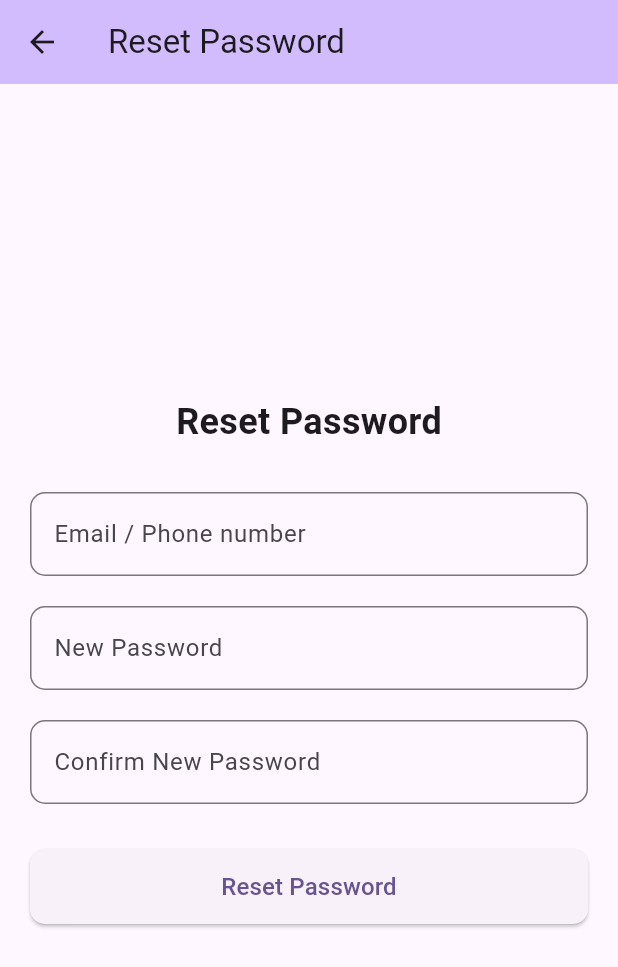
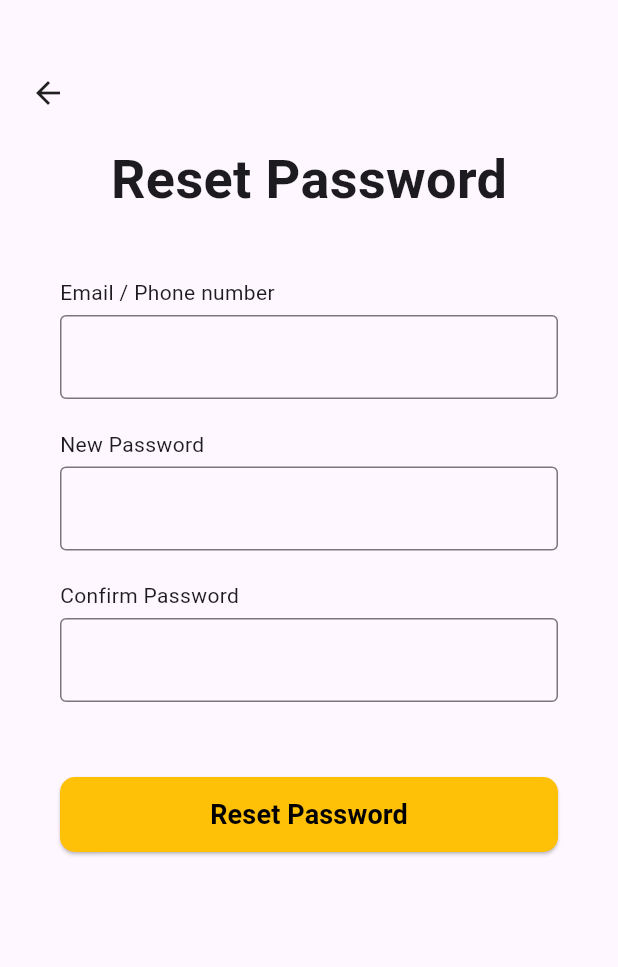
Before and after one commit to SanjanaJaya/mygarageusers, a Flutter app: the ResetPasswordPage screen opened directly, on a phone screen of 412 x 824 dp. Shown: the top 967 px of the screen. Run offline on Flutter 3.47's test engine with Material 3 defaults, Android fonts, the phone set to English and light mode, and no system bars.

Commit message:
ui changed reset password section

```diff
--- a/lib/resetpassword.dart
+++ b/lib/resetpassword.dart
@@ -6,70 +6,116 @@ class ResetPasswordPage extends StatelessWidget {
   @override
   Widget build(BuildContext context) {
     return Scaffold(
-      appBar: AppBar(
-        title: const Text('Reset Password'),
-        backgroundColor: Theme.of(context).colorScheme.inversePrimary,
+      body: SingleChildScrollView(
+        child: Column(
+          children: [
+            // Back arrow
+            Padding(
+              padding: const EdgeInsets.only(top: 50, left: 20),
+              child: Row(
+                children: [
+                  GestureDetector(
+                    onTap: () => Navigator.pop(context),
+                    child: const Icon(Icons.arrow_back),
                   ),
-      body: Padding(
-        padding: const EdgeInsets.all(20.0),
-        child: Column(
-          mainAxisAlignment: MainAxisAlignment.center,
-          children: [
-            const Text(
-              'Reset Password',
-              style: TextStyle(
-                fontSize: 24,
-                fontWeight: FontWeight.bold,
+                ],
               ),
             ),
+
+            const SizedBox(height: 20),
+
+            // Page title
+            const Text(
+              "Reset Password",
+              style: TextStyle(fontSize: 36, fontWeight: FontWeight.bold),
+            ),
+
             const SizedBox(height: 30),
+
+            // Email / Phone
+            Padding(
+              padding: const EdgeInsets.symmetric(horizontal: 40, vertical: 10),
+              child: Column(
+                crossAxisAlignment: CrossAxisAlignment.start,
+                children: const [
+                  Text("Email / Phone number"),
+                  SizedBox(height: 5),
                   TextField(
                     decoration: InputDecoration(
-                labelText: 'Email / Phone number',
-                border: OutlineInputBorder(
-                  borderRadius: BorderRadius.circular(10.0),
+                      border: OutlineInputBorder(),
                     ),
                   ),
+                ],
               ),
-            const SizedBox(height: 20),
+            ),
+
+            // New Password
+            Padding(
+              padding: const EdgeInsets.symmetric(horizontal: 40, vertical: 10),
+              child: Column(
+                crossAxisAlignment: CrossAxisAlignment.start,
+                children: const [
+                  Text("New Password"),
+                  SizedBox(height: 5),
                   TextField(
                     obscureText: true,
                     decoration: InputDecoration(
-                labelText: 'New Password',
-                border: OutlineInputBorder(
-                  borderRadius: BorderRadius.circular(10.0),
+                      border: OutlineInputBorder(),
                     ),
                   ),
+                ],
               ),
-            const SizedBox(height: 20),
+            ),
+
+            // Confirm Password
+            Padding(
+              padding: const EdgeInsets.symmetric(horizontal: 40, vertical: 10),
+              child: Column(
+                crossAxisAlignment: CrossAxisAlignment.start,
+                children: const [
+                  Text("Confirm Password"),
+                  SizedBox(height: 5),
                   TextField(
                     obscureText: true,
                     decoration: InputDecoration(
-                labelText: 'Confirm New Password',
-                border: OutlineInputBorder(
-                  borderRadius: BorderRadius.circular(10.0),
+                      border: OutlineInputBorder(),
                     ),
                   ),
+                ],
               ),
-            const SizedBox(height: 30),
-            SizedBox(
+            ),
+
+            const SizedBox(height: 40),
+
+            // Reset Button
+            Padding(
+              padding: const EdgeInsets.symmetric(horizontal: 40),
+              child: SizedBox(
                 width: double.infinity,
                 height: 50,
                 child: ElevatedButton(
                   onPressed: () {
-                  // Add password reset logic here
+                    // Add password reset logic
                   },
                   style: ElevatedButton.styleFrom(
+                    backgroundColor: const Color(0xFFFFC107),
                     shape: RoundedRectangleBorder(
-                    borderRadius: BorderRadius.circular(10.0),
+                      borderRadius: BorderRadius.circular(10),
                     ),
                   ),
                   child: const Text(
                     'Reset Password',
-                  style: TextStyle(fontSize: 16),
+                    style: TextStyle(
+                      fontSize: 18,
+                      color: Colors.black,
+                      fontWeight: FontWeight.bold,
                     ),
                   ),
                 ),
+              ),
+            ),
+
+            const SizedBox(height: 40),
           ],
         ),
       ),
```
Lines whose indentation alone changed are shown as unchanged.
